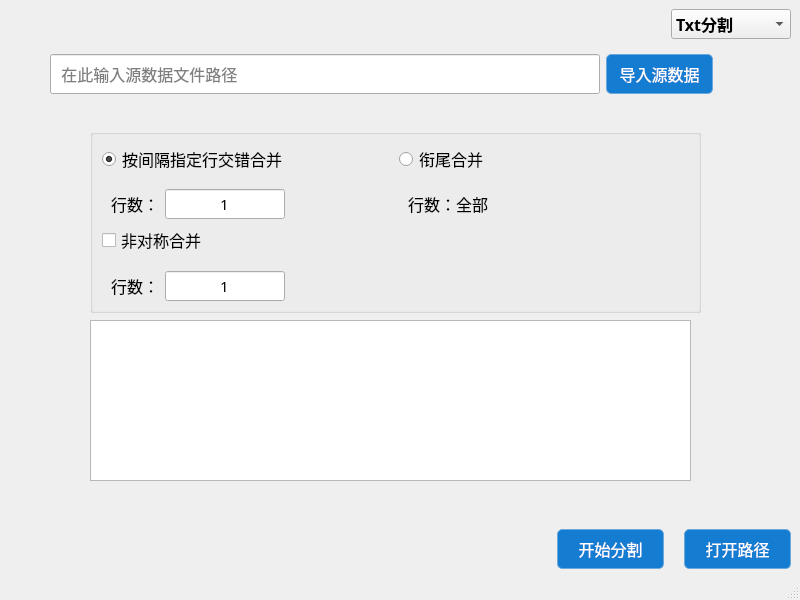
llwj0303/SplitTXT, file src/mainwindow.ui: the form before one commit.
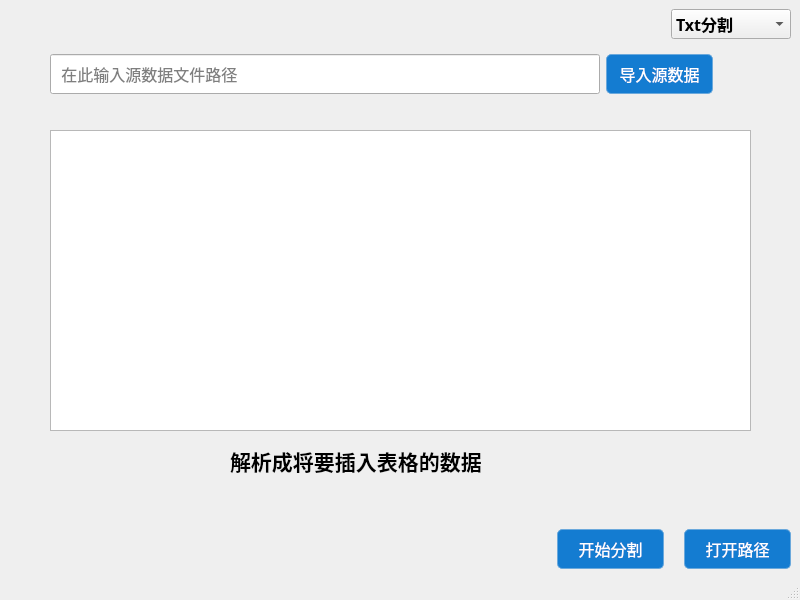
The form after the commit.

Commit message: 添加SQL转的Txt文件的解析功能

The edit to the form file:
```diff
--- a/src/mainwindow.ui
+++ b/src/mainwindow.ui
@@ -202,7 +202,7 @@
     <item>
      <widget class="QStackedWidget" name="stackedWidget">
       <property name="currentIndex">
-       <number>1</number>
+       <number>4</number>
       </property>
       <widget class="QWidget" name="page">
        <layout class="QVBoxLayout" name="verticalLayout_4">
@@ -1347,6 +1347,39 @@
         </layout>
        </widget>
       </widget>
+      <widget class="QWidget" name="page_5">
+       <widget class="QLabel" name="label_15">
+        <property name="geometry">
+         <rect>
+          <x>180</x>
+          <y>330</y>
+          <width>311</width>
+          <height>61</height>
+         </rect>
+        </property>
+        <property name="font">
+         <font>
+          <family>微软雅黑</family>
+          <pointsize>16</pointsize>
+          <weight>75</weight>
+          <bold>true</bold>
+         </font>
+        </property>
+        <property name="text">
+         <string>解析成将要插入表格的数据</string>
+        </property>
+       </widget>
+       <widget class="QTextEdit" name="textEdit_sql">
+        <property name="geometry">
+         <rect>
+          <x>0</x>
+          <y>30</y>
+          <width>701</width>
+          <height>301</height>
+         </rect>
+        </property>
+       </widget>
+      </widget>
      </widget>
     </item>
     <item>
```
Left out of the diff: 5 changed lines with no effect on the pictures. The commit also changes 2 other files.
